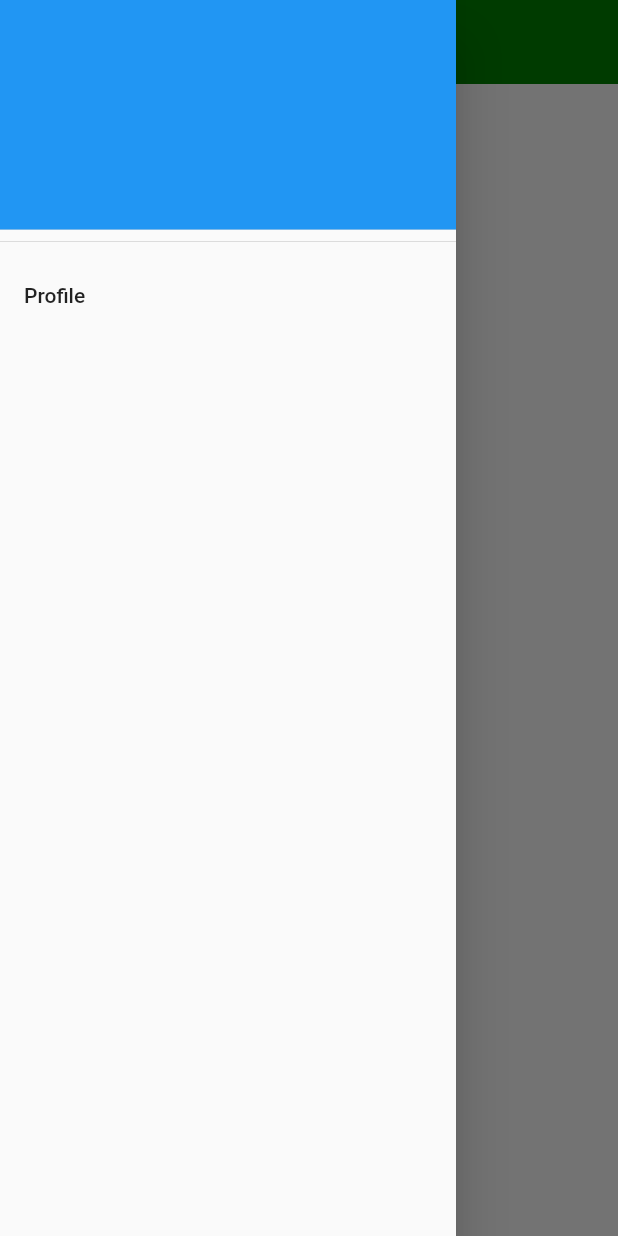
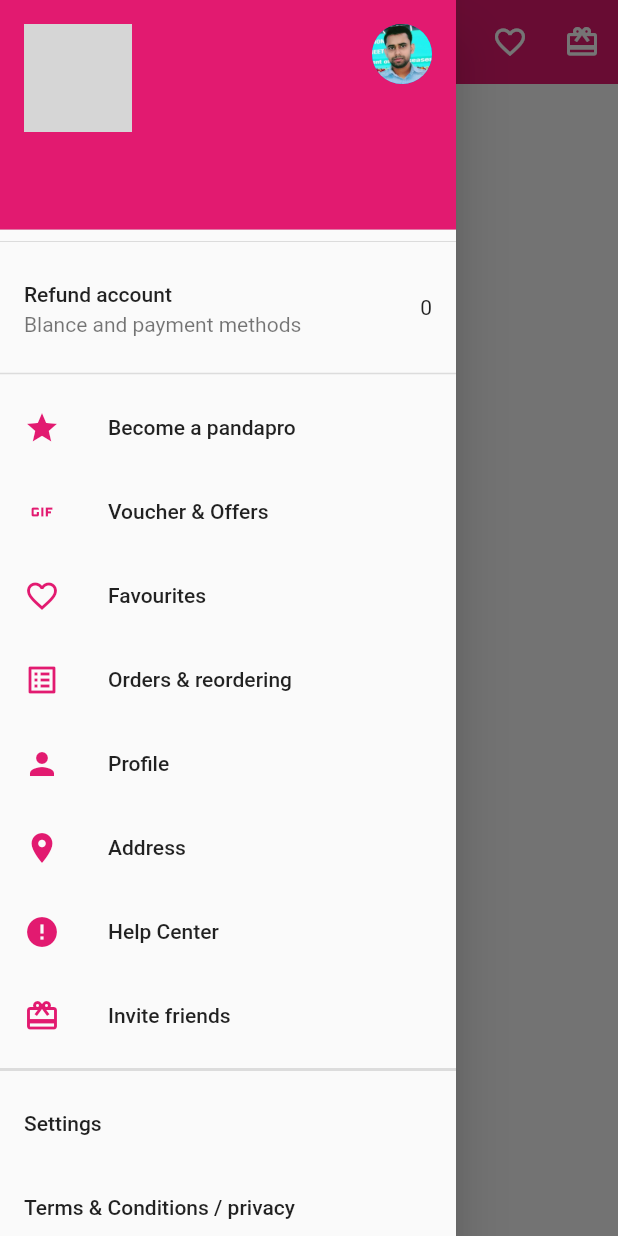
Before and after one commit to arifxpartbd/food-shop-app, a Flutter app: the HomeScreen screen opened directly, with the side drawer open, on a phone screen of 412 x 824 dp. Run offline on Flutter 3.47's test engine with Material 2 defaults, Android fonts, the phone set to English and light mode, and no system bars; our stand-ins replace cloud_firestore, firebase_auth, firebase_core, firebase_storage, get, image_picker; accounts and stored records are empty; network calls fail; grey boxes are pictures that could not be loaded.

Commit message:
draw part ok

```diff
--- a/lib/main.dart
+++ b/lib/main.dart
@@ -21,7 +21,7 @@ class MyApp extends StatelessWidget {
   @override
   Widget build(BuildContext context) {
     SystemChrome.setSystemUIOverlayStyle(const SystemUiOverlayStyle(
-      statusBarColor: Colors.transparent, // Set your desired color here
+      statusBarColor: MyColors.brandColor, // Set your desired color here
     ));
     return GetMaterialApp(
       debugShowCheckedModeBanner: false,
--- a/lib/screens/home_screen.dart
+++ b/lib/screens/home_screen.dart
@@ -1,8 +1,12 @@
 import 'package:cloud_firestore/cloud_firestore.dart';
 import 'package:firebase_auth/firebase_auth.dart';
 import 'package:flutter/material.dart';
+import 'package:food_delivery_app/getxControllerFile/user_auth_controller.dart';
+import 'package:food_delivery_app/screens/login_screen.dart';
 import 'package:food_delivery_app/screens/profile_update_screen.dart';
 import 'package:get/get.dart';
+
+import '../utils/my_colors.dart';
 
 class HomeScreen extends StatefulWidget {
   const HomeScreen({Key? key}) : super(key: key);
@@ -15,7 +19,9 @@ class _HomeScreenState extends State<HomeScreen> {
 
   String userName = "";
   String userEmail = "";
+  String imageUrl = '';
 
+  final UserAuthController _userAuthController = Get.find<UserAuthController>();
 
   Future<void> checkUserData() async {
     final User? currentUser = FirebaseAuth.instance.currentUser;
@@ -28,6 +34,7 @@ class _HomeScreenState extends State<HomeScreen> {
         final profileData = snapshot.data();
         userName = profileData?['name'] ?? "User Name";
         userEmail = profileData?['email']?? "user email";
+        imageUrl = profileData?['profileImage']?? "";
         setState(() {
 
         });
@@ -39,9 +46,6 @@ class _HomeScreenState extends State<HomeScreen> {
       });
     }
   }
-
-
-
   @override
   void initState() {
     // TODO: implement initState
@@ -53,6 +57,11 @@ class _HomeScreenState extends State<HomeScreen> {
     return Scaffold(
       appBar: AppBar(
         title: const Text("Home Screen"),
+        actions: [
+          IconButton(onPressed: (){}, icon: const Icon(Icons.favorite_border)),
+          IconButton(onPressed: (){}, icon: const Icon(Icons.card_giftcard)),
+
+        ],
       ),
       drawer: Drawer(
         //backgroundColor: MyColors.brandColor,
@@ -61,17 +70,92 @@ class _HomeScreenState extends State<HomeScreen> {
             DrawerHeader(
               padding: EdgeInsets.zero,
                 child: UserAccountsDrawerHeader(
+                  decoration: const BoxDecoration(color: MyColors.brandColor),
+                  otherAccountsPictures: const [
+                    CircleAvatar(
+                        backgroundImage: AssetImage('images/arif.jpeg'),
+                    )
+                  ],
+                  currentAccountPicture: CircleAvatar(
+                    backgroundImage: NetworkImage(imageUrl),
+                  ),
                   accountName: Text(userName,style: const TextStyle(color: Colors.white),),
                   accountEmail: Text(userEmail),
-
                 )),
 
-            ListTile(
-              title: const Text("Profile"),
+            const ListTile(
+              title: Text("Refund account"),
+              subtitle: Text("Blance and payment methods"),
+              trailing: Text("0"),
+            ),
+            const Divider(
+              thickness: 1,
+              color: Colors.black12,
+            ),
+
+            const ListTile(
+              title: Text('Become a pandapro'),
+              leading: Icon(Icons.star,color: MyColors.brandColor,),
+            ),const ListTile(
+              title: Text('Voucher & Offers'),
+              leading: Icon(Icons.gif,color: MyColors.brandColor,),
+            ),
+
+            const ListTile(
+              title: Text('Favourites'),
+              leading: Icon(Icons.favorite_border,color: MyColors.brandColor,),
+            ),
+
+            const ListTile(
+              title: Text('Orders & reordering'),
+              leading: Icon(Icons.list_alt,color: MyColors.brandColor,),
+            ),
+
+             ListTile(
               onTap: (){
                 Get.to(const ProfileScreen());
               },
-            )
+              title: const Text('Profile'),
+              leading: const Icon(Icons.person,color: MyColors.brandColor,),
+            ),
+
+            const ListTile(
+              title: Text('Address'),
+              leading: Icon(Icons.location_on,color: MyColors.brandColor,),
+            ),
+
+            const ListTile(
+              title: Text('Help Center'),
+              leading: Icon(Icons.error,color: MyColors.brandColor,),
+            ),
+
+            const ListTile(
+              title: Text('Invite friends'),
+              leading: Icon(Icons.card_giftcard,color: MyColors.brandColor,),
+            ),
+            const Divider(
+              thickness: 2,
+              color: Colors.black12,
+            ),
+            ListTile(
+              onTap: (){
+
+              },
+              title: const Text('Settings'),
+            ),ListTile(
+              onTap: (){
+
+              },
+              title: const Text('Terms & Conditions / privacy'),
+            ),ListTile(
+              onTap: (){
+                _userAuthController.signOut().then((value){
+                  Get.offAll(const LoginScreen());
+                });
+              },
+              title: const Text('Log out'),
+            ),
+
           ],
         ),
       ),
--- a/lib/utils/my_colors.dart
+++ b/lib/utils/my_colors.dart
@@ -8,5 +8,5 @@ class MyColors{
   static const Color black = Color(0xFF000000);
   static const Color red = Color(0xFFFF0000);
   // static const Color brandColor = Color.fromRGBO(254, 64, 102, 20);
-  static const Color brandColor = Color.fromRGBO(0, 128, 0, 1);
+  static const Color brandColor = Color.fromRGBO(226, 26, 0112, 1);
 }
```
Also changed, not shown: images/arif.jpeg (added).
